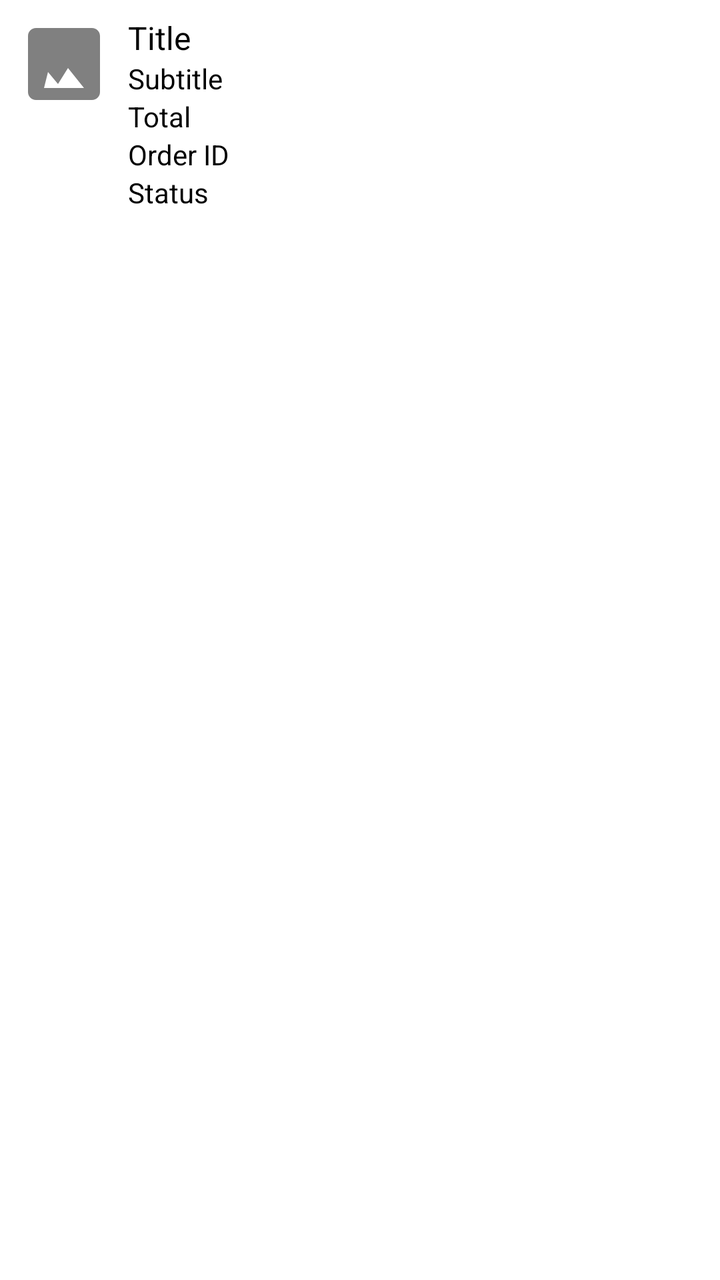
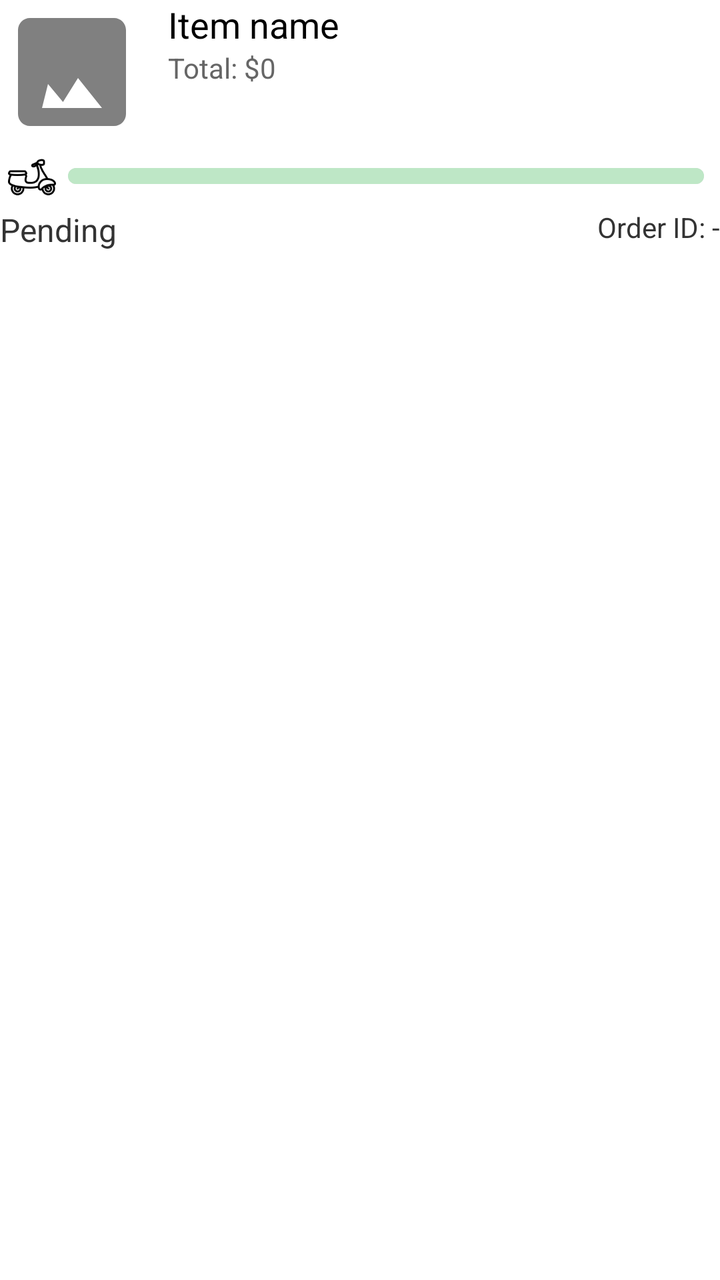

Two renders of the same Android screen: before a commit and after it. Below are the layout's source before the change and the commit's diff.
<!-- AndroidManifest.xml: fallback theme Theme.MaterialComponents.DayNight.NoActionBar -->
<!-- res/layout/notification_live_activity.xml -->
<?xml version="1.0" encoding="utf-8"?>
<LinearLayout xmlns:android="http://schemas.android.com/apk/res/android"
    android:id="@+id/notification_root"
    android:layout_width="match_parent"
    android:layout_height="wrap_content"
    android:orientation="horizontal"
    android:padding="8dp"
    android:background="@android:color/white">

    <ImageView
        android:id="@+id/ivIcon"
        android:layout_width="48dp"
        android:layout_height="48dp"
        android:layout_marginEnd="8dp"
        android:scaleType="centerCrop"
        android:src="@drawable/ic_placeholder_image"
        android:contentDescription="Icon" />

    <LinearLayout
        android:layout_width="0dp"
        android:layout_height="wrap_content"
        android:layout_weight="1"
        android:orientation="vertical">

        <TextView
            android:id="@+id/tvTitle"
            android:layout_width="match_parent"
            android:layout_height="wrap_content"
            android:text="Title"
            android:textSize="16sp"
            android:textColor="@android:color/black"
            android:maxLines="1"
            android:ellipsize="end" />

        <TextView
            android:id="@+id/tvSubtitle"
            android:layout_width="match_parent"
            android:layout_height="wrap_content"
            android:text="Subtitle"
            android:textSize="14sp"
            android:textColor="@android:color/black"
            android:maxLines="1"
            android:ellipsize="end" />

        
        <TextView
            android:id="@+id/tvTotal"
            android:layout_width="match_parent"
            android:layout_height="wrap_content"
            android:text="Total"
            android:textSize="14sp"
            android:textColor="@android:color/black"
            android:maxLines="1"
            android:ellipsize="end" />

        <TextView
            android:id="@+id/tvOrderId"
            android:layout_width="match_parent"
            android:layout_height="wrap_content"
            android:text="Order ID"
            android:textSize="14sp"
            android:textColor="@android:color/black"
            android:maxLines="1"
            android:ellipsize="end" />

        <TextView
            android:id="@+id/tvStatus"
            android:layout_width="match_parent"
            android:layout_height="wrap_content"
            android:text="Status"
            android:textSize="14sp"
            android:textColor="@android:color/black"
            android:maxLines="1"
            android:ellipsize="end" />
    </LinearLayout>
</LinearLayout>
<!-- resources referenced by this layout -->
<resources>
  <!-- drawable ic_placeholder_image (drawable) -->
  <vector xmlns:android="http://schemas.android.com/apk/res/android"
      android:width="48dp"
      android:height="48dp"
      android:viewportWidth="24"
      android:viewportHeight="24">
      <path android:fillColor="#808080" android:pathData="M21,19V5c0,-1.1 -0.9,-2 -2,-2H5c-1.1,0 -2,0.9 -2,2v14c0,1.1 0.9,2 2,2h14c1.1,0 2,-0.9 2,-2zM8,14l2.5,3.01L13,13l4,5H7l1,-4z"/>
  </vector>
</resources>

<!-- the commit's change to res/layout/notification_live_activity.xml (unified diff, before → after) -->
@@ -1,76 +1,97 @@
 <?xml version="1.0" encoding="utf-8"?>
-<LinearLayout xmlns:android="http://schemas.android.com/apk/res/android"
-    android:id="@+id/notification_root"
+<RelativeLayout xmlns:android="http://schemas.android.com/apk/res/android"
+    android:id="@+id/root_card"
     android:layout_width="match_parent"
     android:layout_height="wrap_content"
-    android:orientation="horizontal"
-    android:padding="8dp"
-    android:background="@android:color/white">
 
+
+    android:layout_margin="8dp">
+
+    
     <ImageView
-        android:id="@+id/ivIcon"
-        android:layout_width="48dp"
-        android:layout_height="48dp"
-        android:layout_marginEnd="8dp"
+        android:id="@+id/ivItemImage"
+        android:layout_width="72dp"
+        android:layout_height="72dp"
         android:scaleType="centerCrop"
         android:src="@drawable/ic_placeholder_image"
-        android:contentDescription="Icon" />
+        android:contentDescription="Item image"
+        android:layout_alignParentStart="true"
+        android:layout_marginEnd="12dp" />
 
+    
     <LinearLayout
-        android:layout_width="0dp"
+        android:id="@+id/text_group"
+        android:layout_toEndOf="@id/ivItemImage"
+        android:layout_alignTop="@id/ivItemImage"
+        android:layout_width="match_parent"
         android:layout_height="wrap_content"
-        android:layout_weight="1"
         android:orientation="vertical">
 
         <TextView
-            android:id="@+id/tvTitle"
+            android:id="@+id/tvItemName"
             android:layout_width="match_parent"
             android:layout_height="wrap_content"
-            android:text="Title"
-            android:textSize="16sp"
-            android:textColor="@android:color/black"
+            android:text="Item name"
+            android:textSize="18sp"
+            android:textColor="#000000"
             android:maxLines="1"
             android:ellipsize="end" />
 
         <TextView
-            android:id="@+id/tvSubtitle"
+            android:id="@+id/tvTotalAmount"
             android:layout_width="match_parent"
             android:layout_height="wrap_content"
-            android:text="Subtitle"
+            android:text="Total: $0"
             android:textSize="14sp"
-            android:textColor="@android:color/black"
-            android:maxLines="1"
-            android:ellipsize="end" />
-
-        
-        <TextView
-            android:id="@+id/tvTotal"
-            android:layout_width="match_parent"
-            android:layout_height="wrap_content"
-            android:text="Total"
-            android:textSize="14sp"
-            android:textColor="@android:color/black"
-            android:maxLines="1"
-            android:ellipsize="end" />
-
-        <TextView
-            android:id="@+id/tvOrderId"
-            android:layout_width="match_parent"
-            android:layout_height="wrap_content"
-            android:text="Order ID"
-            android:textSize="14sp"
-            android:textColor="@android:color/black"
-            android:maxLines="1"
-            android:ellipsize="end" />
-
-        <TextView
-            android:id="@+id/tvStatus"
-            android:layout_width="match_parent"
-            android:layout_height="wrap_content"
-            android:text="Status"
-            android:textSize="14sp"
-            android:textColor="@android:color/black"
+            android:textColor="#666666"
             android:maxLines="1"
             android:ellipsize="end" />
     </LinearLayout>
-</LinearLayout>
+
+    
+    <ImageView
+        android:id="@+id/ivDriver"
+        android:layout_width="24dp"
+        android:layout_height="24dp"
+        android:src="@drawable/moped"
+        android:contentDescription="Driver"
+        android:layout_below="@id/ivItemImage"
+        android:layout_marginTop="12dp"
+        android:layout_marginStart="4dp"
+        android:translationX="0dp"
+        android:translationY="-7dp"
+        />
+
+    <ProgressBar
+        android:id="@+id/progressBar"
+        style="?android:attr/progressBarStyleHorizontal"
+        android:layout_width="match_parent"
+        android:layout_height="8dp"
+        android:layout_toEndOf="@id/ivDriver"
+        android:layout_alignTop="@id/ivDriver"
+        android:layout_marginStart="6dp"
+        android:layout_marginEnd="8dp"
+        android:max="100"
+        android:progress="0"
+        android:progressDrawable="@drawable/progress_bar_custom"
+        android:indeterminate="false" />
+
+    
+    <TextView
+        android:id="@+id/tvOrderStatus"
+        android:layout_below="@id/progressBar"
+        android:layout_alignParentStart="true"
+        android:layout_marginTop="12dp"
+        android:text="Pending"
+        android:textSize="16sp"
+        android:textColor="#333333"  android:layout_height="wrap_content" android:layout_width="wrap_content"/>
+
+    <TextView
+        android:id="@+id/tvOrderId"
+        android:layout_alignParentEnd="true"
+        android:layout_below="@id/progressBar"
+        android:layout_marginTop="12dp"
+        android:text="Order ID: -"
+        android:textSize="14sp"
+        android:textColor="#333333" android:layout_height="wrap_content" android:layout_width="wrap_content"/>
+</RelativeLayout>
<!-- resource entries referenced after the edit -->
@@ -8,5 +8,37 @@
       android:viewportHeight="24">
       <path android:fillColor="#808080" android:pathData="M21,19V5c0,-1.1 -0.9,-2 -2,-2H5c-1.1,0 -2,0.9 -2,2v14c0,1.1 0.9,2 2,2h14c1.1,0 2,-0.9 2,-2zM8,14l2.5,3.01L13,13l4,5H7l1,-4z"/>
   </vector>
+  <!-- drawable moped: png bitmap (drawable, 2683 bytes) -->
+  <!-- drawable progress_bar_custom (drawable) -->
+  <?xml version="1.0" encoding="utf-8"?>
+  <layer-list xmlns:android="http://schemas.android.com/apk/res/android">
+      <item android:id="@android:id/background">
+          <shape>
+              <size android:height="8dp" />
+              <solid android:color="#E0E0E0"/>
+              <corners android:radius="8dp"/>
+          </shape>
+      </item>
+      <item android:id="@android:id/secondaryProgress">
+          <shape>
+              <size android:height="8dp" />
+              <solid android:color="#BEE7C6"/>
+              <corners android:radius="8dp"/>
+          </shape>
+      </item>
+      <item android:id="@android:id/progress">
+          <clip>
+              <shape>
+                  <size android:height="8dp" />
+                  <gradient
+                      android:startColor="#4CAF50"
+                      android:centerColor="#3CB371"
+                      android:endColor="#2E8B57"
+                      android:angle="0"/>
+                  <corners android:radius="8dp"/>
+              </shape>
+          </clip>
+      </item>
+  </layer-list>
 </resources>
 
